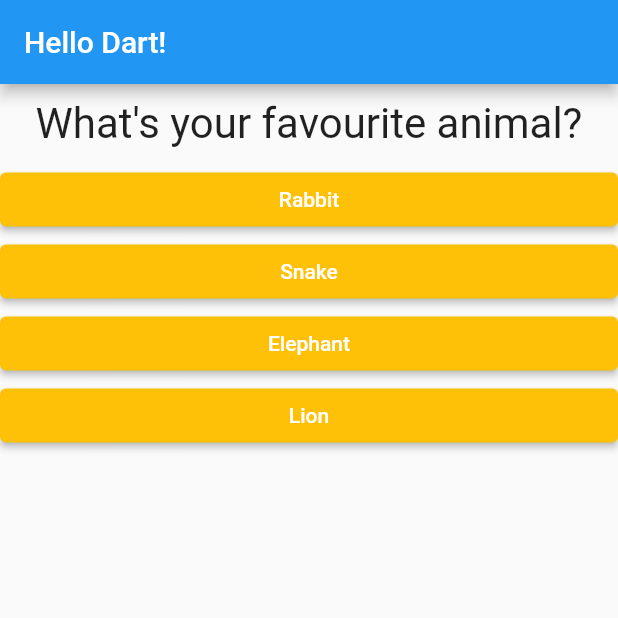
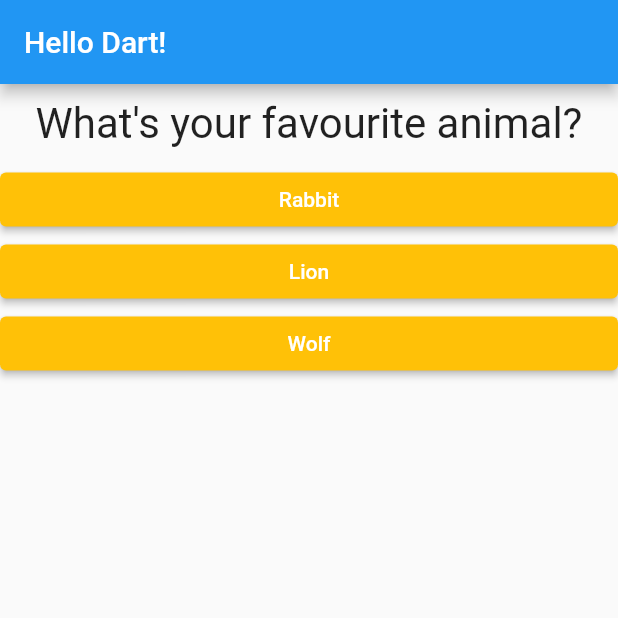
Before and after one commit to elvn5/mydart, a Flutter app: the screen it shows after launch, after a tap on "Black", on a phone screen of 412 x 824 dp, the top half of it. Run offline on Flutter 3.47's test engine with Material 2 defaults, Android fonts, the phone set to English and light mode, and no system bars.

Commit message:
added result sidget

```diff
--- /dev/null
+++ b/lib/Result.dart
@@ -0,0 +1,24 @@
+import 'package:flutter/material.dart';
+
+class Result extends StatelessWidget {
+  final int resultScore;
+
+  Result(this.resultScore);
+
+  String get getText {
+    var resultText = "You did it!";
+
+    if(resultScore <= 9) {
+      resultText = "You are awesome!";
+    } else if(resultScore <= 12) {
+      resultText = "Pretty likeable";
+    }
+    print(resultScore);
+    return resultText;
+  }
+
+  @override
+  Widget build(BuildContext context) {
+    return Center(child: Text(getText, style: TextStyle(fontSize: 38),));
+  }
+}
--- a/lib/main.dart
+++ b/lib/main.dart
@@ -1,7 +1,6 @@
 import 'package:flutter/material.dart';
-
-import './question.dart';
-import "./answer.dart";
+import 'package:flutter_complete_guide/Result.dart';
+import 'package:flutter_complete_guide/quiz.dart';
 
 void main() => runApp(Appka());
 
@@ -14,8 +13,10 @@ class Appka extends StatefulWidget {
 
 class _AppkaState extends State<Appka> {
   int _questionIndex = 0;
+  int _totalScore = 0;
 
-  void _answerQuestion() {
+  void _answerQuestion(int score) {
+    _totalScore += score;
     setState(() {
       _questionIndex += 1;
     });
@@ -23,40 +24,39 @@ class _AppkaState extends State<Appka> {
 
   @override
   Widget build(BuildContext context) {
-    const questions = [
+    const _questions = [
       {
         "question": "What's is your favourite color?",
-        "answers": ["Black", "Green", "White", "Red"]
+        "answers": [
+          {"text": "Black", "score": 1},
+          {"text": "Green", "score": 1},
+          {"text": "White", "score": 1},
+        ]
       },
       {
         "question": "What's your favourite animal?",
-        "answers": ["Rabbit", "Snake", "Elephant", "Lion"]
+        "answers": [
+          {"text": "Rabbit", "score": 3},
+          {"text": "Lion", "score": 3},
+          {"text": "Wolf", "score": 4},
+        ]
       },
       {
         "question": "Who's your favourite instructor?",
         "answers": [
-          "Max",
-          "Max",
-          "Max",
-          "Max",
+          {"text": "Max", "score": 1},
+          {"text": "Max", "score": 30},
+          {"text": "Max", "score": 30},
         ]
       }
     ];
 
-    var answers = (questions[_questionIndex]["answers"] as List<String>).map((answer) {
-      return Answer(selectHandler: _answerQuestion, answer: answer);
-    }).toList();
-
     return MaterialApp(
       home: Scaffold(
-        appBar: AppBar(title: Text("Hello Dart!")),
-        body: Column(
-          children: <Widget>[
-            Question(questionText: questions[_questionIndex]["question"] as String),
-            ...answers
-          ],
-        ),
-      ),
+        appBar: AppBar(title: const Text("Hello Dart!")),
+        body: _questionIndex < _questions.length ?
+        Quiz(questions: _questions, questionIndex: _questionIndex, selectHandler: _answerQuestion)
+            : Result(_totalScore),)
     );
   }
 }
--- /dev/null
+++ b/lib/quiz.dart
@@ -0,0 +1,23 @@
+import 'package:flutter/cupertino.dart';
+import 'package:flutter_complete_guide/answer.dart';
+import 'package:flutter_complete_guide/question.dart';
+
+class Quiz extends StatelessWidget {
+  final int questionIndex;
+  final Function selectHandler;
+  final List<Map<String, Object>> questions;
+
+  Quiz({required this.questions, required, required this.questionIndex, required this.selectHandler});
+
+  @override
+  Widget build(BuildContext context) {
+    return Column(
+      children: <Widget>[
+        Question(questionText: questions[questionIndex]["question"] as String),
+        ...(questions[questionIndex]["answers"] as List<Map<String, Object>>).map((answer) {
+          return Answer(selectHandler: () => selectHandler(answer["score"]), answer: answer["text"] as String);
+        }).toList()
+      ],
+    );
+  }
+}
```
